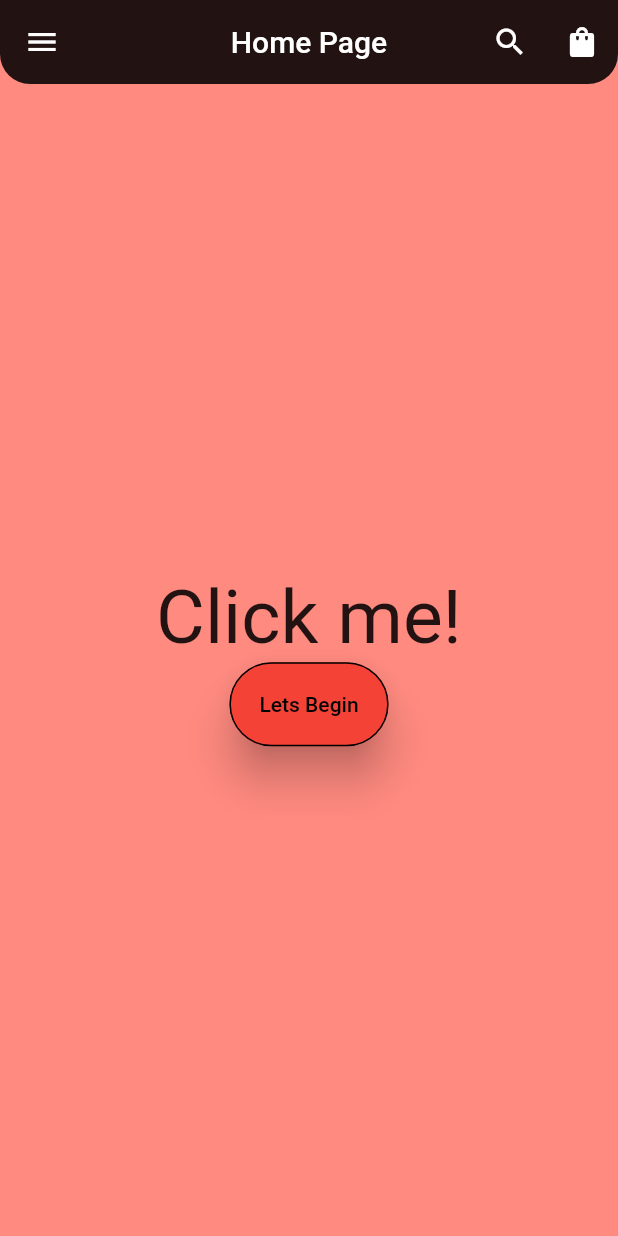
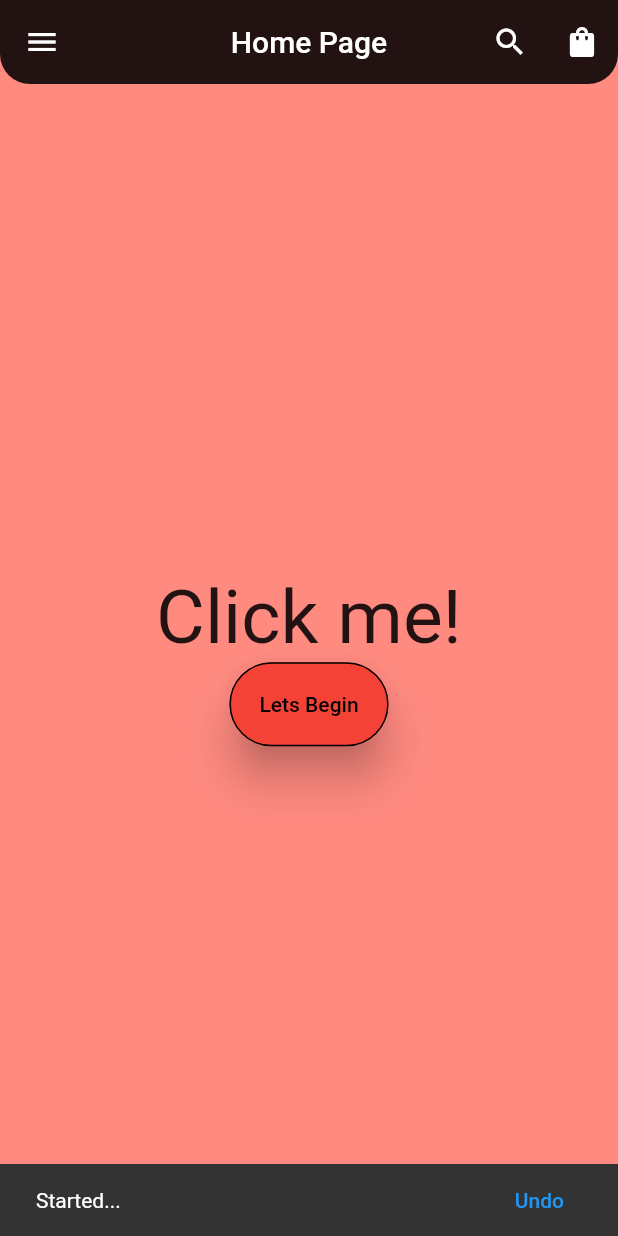
Before and after one commit to ankitojha07/daily_flutter_challenge, a Flutter app: the screen it shows after launch, after a tap on "Lets Begin", on a phone screen of 412 x 824 dp. Run offline on Flutter 3.47's test engine with Material 2 defaults, Android fonts, the phone set to English and light mode, and no system bars; our stand-ins replace font_awesome_flutter.

Commit message:
snackbar in flutter

```diff
--- a/lib/Screens/Home.dart
+++ b/lib/Screens/Home.dart
@@ -37,7 +37,15 @@ class HomePage extends StatelessWidget {
             ),
           ElevatedButton(
           child:Text('Lets Begin', style: TextStyle(color: Colors.black),),
-          onPressed: (){},
+          onPressed: (){
+            final snackBar = SnackBar(content: Text('Started...'),
+            action: SnackBarAction(
+              label: 'Undo',
+              onPressed: (){},
+            ),
+            );
+            ScaffoldMessenger.of(context).showSnackBar(snackBar);
+          },
           style: ElevatedButton.styleFrom(
             padding: EdgeInsets.all(20.0),
             elevation: 12,
```
